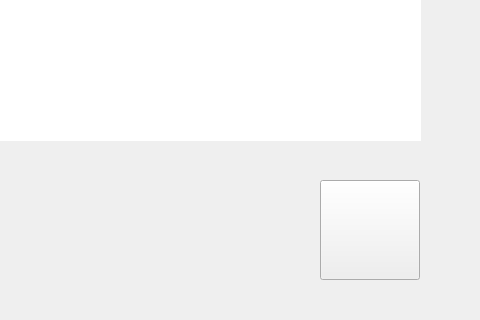
Old version of the form Craftdium/craftdium.ui in the repository luuxis/craftdium; both pictures show x 800 to 1280 and y 400 to 720 of the 1280 by 720 pixel window.
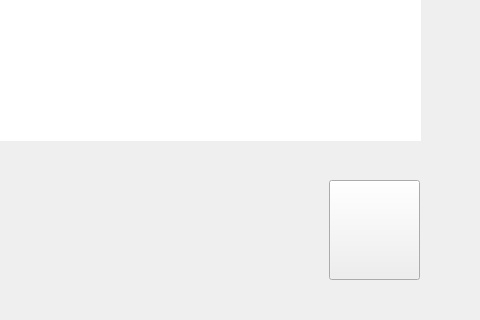
New version of the form. Icons and pictures are not drawn.

What changed in the file:
```diff
--- a/Craftdium/craftdium.ui
+++ b/Craftdium/craftdium.ui
@@ -222,9 +222,9 @@
    <widget class="QPushButton" name="pushButton_6">
     <property name="geometry">
      <rect>
-      <x>1120</x>
+      <x>1129</x>
       <y>580</y>
-      <width>100</width>
+      <width>91</width>
       <height>100</height>
      </rect>
     </property>
```
